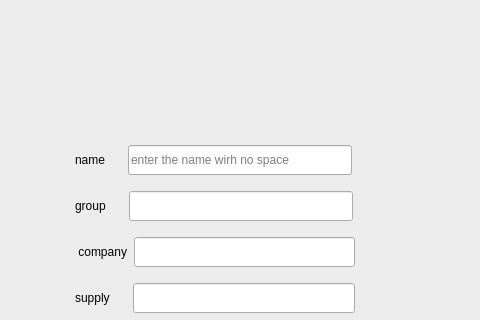
melika-ag8/finalfoof, file adminadd.ui: the form before one commit; both pictures show x 100 to 580 and y 121 to 441 of the 700 by 600 pixel window.
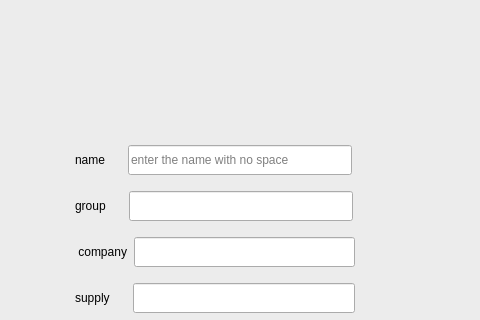
The form after the commit. Icons and pictures are not drawn.

Diff of the .ui file:
```diff
--- a/adminadd.ui
+++ b/adminadd.ui
@@ -199,7 +199,7 @@
             <string notr="true">color:black;</string>
            </property>
            <property name="placeholderText">
-            <string>enter the name wirh no space</string>
+            <string>enter the name with no space</string>
            </property>
           </widget>
          </item>
```
